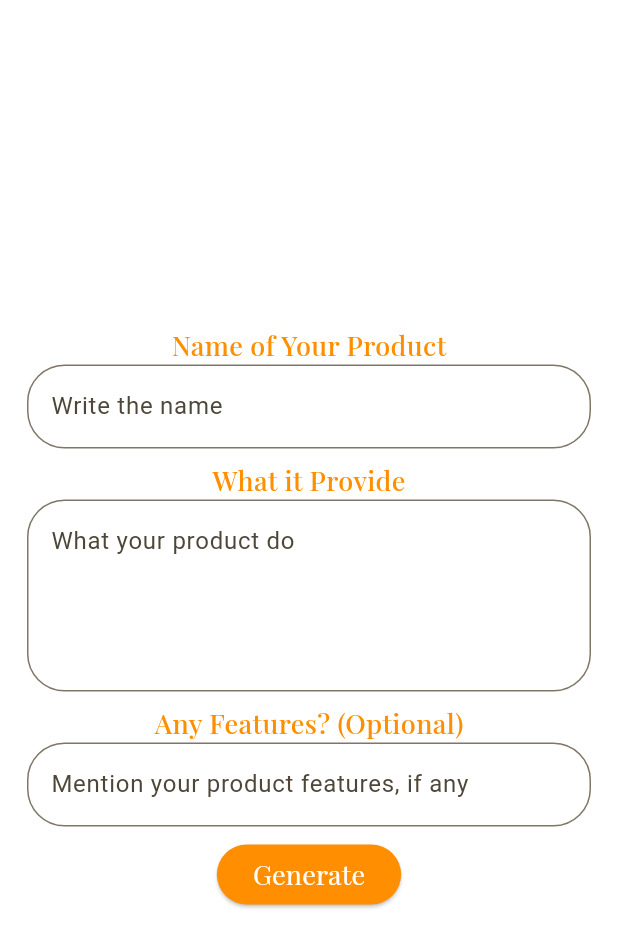
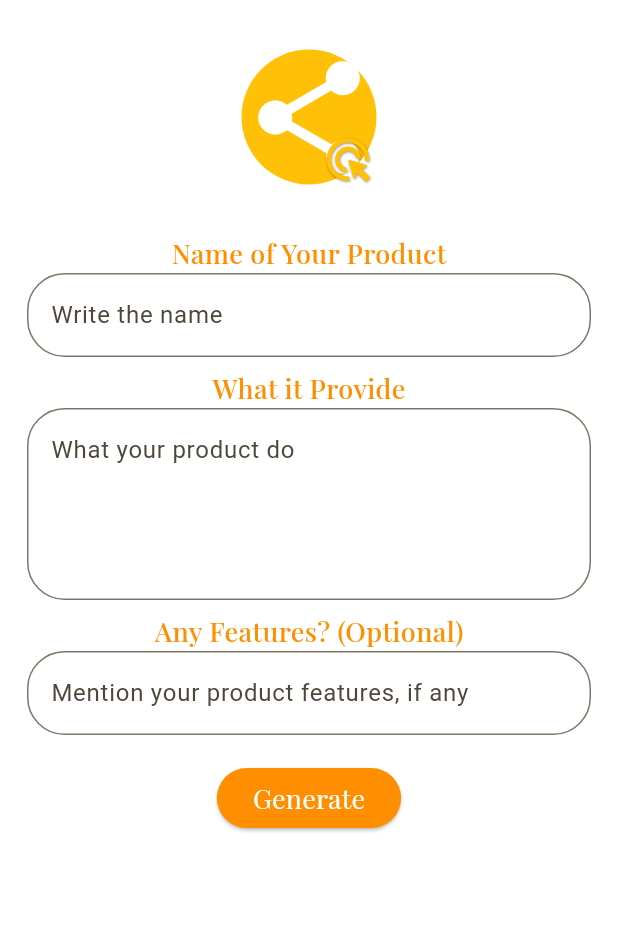
Before and after one commit to NAYRA92/comai_project, a Flutter app: the TextInputPage screen opened directly, on a phone screen of 412 x 824 dp. Shown: the top 947 px of the screen. Run offline on Flutter 3.47's test engine with Material 3 defaults, Android fonts, the phone set to English and light mode, and no system bars; our stand-ins replace flutter_animate, flutter_markdown, google_fonts, google_generative_ai, share_plus.

Commit message:
modified:   lib/home_page.dart 	modified:   lib/input_page.dart

```diff
--- a/lib/home_page.dart
+++ b/lib/home_page.dart
@@ -1,10 +1,11 @@
+import 'package:comai_project/const.dart';
 import 'package:flutter/material.dart';
 import 'package:flutter/services.dart';
 import 'package:flutter_markdown/flutter_markdown.dart';
 import 'package:google_generative_ai/google_generative_ai.dart';
 import 'package:share_plus/share_plus.dart';
 
-const String _apiKey = 'AIzaSyAP1ll1nMtTlOaOopIwdi62n1f9GVut21w';
+String _apiKey = comaiCodeApi; //import your own api key instead of comaiCodeApi
 
 class ChatScreen extends StatefulWidget {
   const ChatScreen({super.key,
@@ -120,20 +121,6 @@ class _ChatWidgetState extends State<ChatWidget> {
               mainAxisAlignment: MainAxisAlignment.center,
               children: [
                 const SizedBox.square(dimension: 15),
-                // IconButton(
-                //   onPressed: !_loading
-                //       ? () async {
-                //           _sendImagePrompt(_textController.text);
-                //         }
-                //       : null,
-                //   icon: Icon(
-                //     Icons.image,
-                //     color: _loading
-                //         ? Theme.of(context).colorScheme.secondary
-                //         : Theme.of(context).colorScheme.primary,
-                //   ),
-                // ),
-
                  //copy button
                 IconButton(
                     onPressed: () async {
@@ -181,59 +168,6 @@ class _ChatWidgetState extends State<ChatWidget> {
       ),
     );
   }
-
-  // Future<void> _sendImagePrompt(String message) async {
-  //   setState(() {
-  //     _loading = true;
-  //   });
-  //   try {
-  //     ByteData catBytes = await rootBundle.load('assets/images/cat.jpg');
-  //     ByteData sconeBytes = await rootBundle.load('assets/images/scones.jpg');
-  //     final content = [
-  //       Content.multi([
-  //         TextPart(message),
-  //         // The only accepted mime types are image/*.
-  //         DataPart('image/jpeg', catBytes.buffer.asUint8List()),
-  //         DataPart('image/jpeg', sconeBytes.buffer.asUint8List()),
-  //       ])
-  //     ];
-  //     _generatedContent.add((
-  //       image: Image.asset("assets/images/cat.jpg"),
-  //       text: message,
-  //       fromUser: true
-  //     ));
-  //     _generatedContent.add((
-  //       image: Image.asset("assets/images/scones.jpg"),
-  //       text: null,
-  //       fromUser: true
-  //     ));
-
-  //     var response = await _model.generateContent(content);
-  //     var text = response.text;
-  //     _generatedContent.add((image: null, text: text, fromUser: false));
-
-  //     if (text == null) {
-  //       _showError('No response from API.');
-  //       return;
-  //     } else {
-  //       setState(() {
-  //         _loading = false;
-  //         _scrollDown();
-  //       });
-  //     }
-  //   } catch (e) {
-  //     _showError(e.toString());
-  //     setState(() {
-  //       _loading = false;
-  //     });
-  //   } finally {
-  //     _textController.clear();
-  //     setState(() {
-  //       _loading = false;
-  //     });
-  //     _textFieldFocus.requestFocus();
-  //   }
-  // }
 
   Future<void> _sendChatMessage(String message) async {
     setState(() {
--- a/lib/input_page.dart
+++ b/lib/input_page.dart
@@ -30,9 +30,41 @@ class _TextInputPageState extends State<TextInputPage> {
           padding: const EdgeInsets.all(18.0),
           child: Form(
             key: _formKey,
+            child: SingleChildScrollView(
               child: Column(
-              mainAxisAlignment: MainAxisAlignment.center,
                 children: [
+                  Stack(
+                children: [
+                  Container(
+                      padding: EdgeInsets.all(15),
+                      child: Container(
+                        decoration: BoxDecoration(
+                          color: Colors.amber,
+                          borderRadius: BorderRadius.circular(50)
+                        ),
+                        child: Icon(
+                          Icons.share,
+                          color: Colors.white,
+                          size: 90,)),
+                    ),
+
+                  Positioned(
+                    right: 17,
+                    bottom: 15,
+                    child: Icon(
+                      Icons.ads_click_rounded,
+                      color: Colors.amber,
+                      size: 34,
+                      shadows: [
+                        Shadow(
+                          color: Colors.black45,
+                          blurRadius: 1.5,
+                          offset: Offset.fromDirection(1.2)
+                          )],
+                          ),
+                      ),
+                ],),
+                  SizedBox(height: 18,),
                   Text("Name of Your Product",
                   style: GoogleFonts.playfairDisplay(
                       color: Colors.amber[800],
@@ -81,8 +113,8 @@ class _TextInputPageState extends State<TextInputPage> {
 
                     },
                   ),
+
                   SizedBox(height: 8,),
-
                   Text("Any Features? (Optional)",
                   style: GoogleFonts.playfairDisplay(
                       color: Colors.amber[800],
@@ -98,17 +130,15 @@ class _TextInputPageState extends State<TextInputPage> {
                       )
                       ),
                   ),
-                SizedBox(height: 8,),
 
+                  SizedBox(height: 18,),
                   ElevatedButton(
                     onPressed: (){
                       if (_formKey.currentState!.validate()) {
-
                       someFeaturesCont.text.isEmpty ?
                        chatText = "I want a social media post about ${productNameCont.text} that do ${whatProvideCont.text}"
                        : chatText = "I want a social media post about ${productNameCont.text} that do ${whatProvideCont.text} and have these features: ${someFeaturesCont.text}";
 
-                    // print(chatText);
                       Navigator.push(context,
                       MaterialPageRoute(builder: (context) => ChatScreen(
                         title: "Generating a post about ${productNameCont.text}",
@@ -128,6 +158,7 @@ class _TextInputPageState extends State<TextInputPage> {
             ),
           ),
         ),
+      ),
     );
   }
 }
```
Lines whose indentation alone changed are shown as unchanged.
